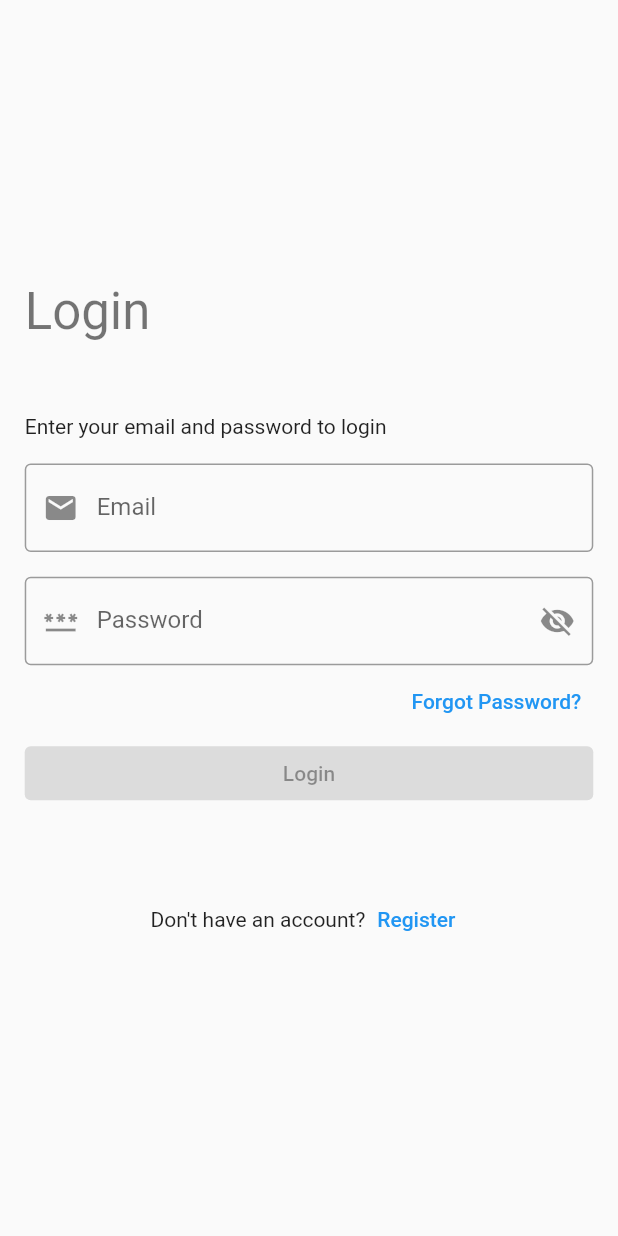
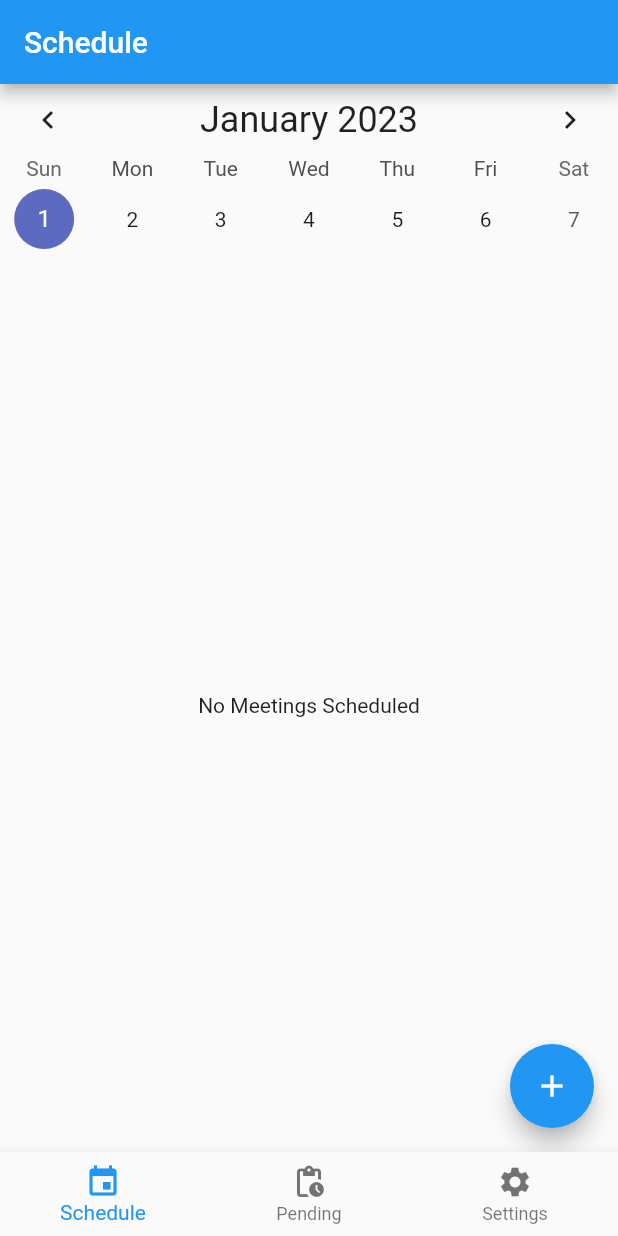
Before and after one commit to WinMeet/winmeet_mobile, a Flutter app: the screen it shows after launch, on a phone screen of 412 x 824 dp. Run offline on Flutter 3.47's test engine with Material 2 defaults, Android fonts, the phone set to English and light mode, and no system bars; drawn by our look-alikes of table_calendar; our stand-ins replace auto_route, bloc, flutter_bloc, freezed_annotation, get_it; generated files the repository leaves out were written again.

Commit message:
schedule view completed

```diff
--- a/lib/core/router/wrappers/scheduled_events_wrapper.dart
+++ b/lib/core/router/wrappers/pending_wrapper.dart
@@ -1,7 +1,7 @@
 import 'package:auto_route/auto_route.dart';
 import 'package:flutter/material.dart';
 
-class ScheduledEventsWrapper implements AutoRouteWrapper {
+class PendingWrapper implements AutoRouteWrapper {
   @override
   Widget wrappedRoute(BuildContext context) {
     return const AutoRouter();
--- a/lib/core/router/wrappers/home_wrapper.dart
+++ b/lib/core/router/wrappers/schedule_wrapper.dart
@@ -1,7 +1,7 @@
 import 'package:auto_route/auto_route.dart';
 import 'package:flutter/material.dart';
 
-class HomeWrapper implements AutoRouteWrapper {
+class ScheduleWrapper implements AutoRouteWrapper {
   @override
   Widget wrappedRoute(BuildContext context) {
     return const AutoRouter();
--- /dev/null
+++ b/lib/core/utility/calendar/calendar_utils.dart
@@ -0,0 +1,8 @@
+import 'package:table_calendar/table_calendar.dart';
+
+class CalendarUtils {
+  static DateTime kToday = DateTime.now();
+  static DateTime kFirstDay = DateTime(kToday.year - 1, kToday.month, kToday.day);
+  static DateTime kLastDay = DateTime(kToday.year + 1, kToday.month, kToday.day);
+  static CalendarFormat calendarFormat = CalendarFormat.week;
+}
--- a/lib/presentation/views/auth/forgot_password/forgot_password_view.dart
+++ b/lib/presentation/views/auth/forgot_password/forgot_password_view.dart
@@ -1,9 +1,9 @@
 import 'package:auto_route/auto_route.dart';
 import 'package:flutter/material.dart';
 import 'package:flutter_bloc/flutter_bloc.dart';
-import '../../../../core/extensions/context_extensions.dart';
 
 import '../../../../core/enums/form_status.dart';
+import '../../../../core/extensions/context_extensions.dart';
 import '../../../../core/router/app_router.gr.dart';
 import '../../../../locator.dart';
 import '../../../../logic/auth/forgot_password/forgot_password_bloc.dart';
@@ -40,6 +40,7 @@ class _ForgotPasswordViewBody extends StatelessWidget {
             ),
           );
         } else if (state.status == FormStatus.success) {
+          context.router.replace(const LoginRoute());
           ScaffoldMessenger.of(context).showSnackBar(
             const SnackBar(
               content: Text(
@@ -47,7 +48,6 @@ class _ForgotPasswordViewBody extends StatelessWidget {
               ),
             ),
           );
-          context.router.replace(const LoginRoute());
         }
       },
       child: Padding(
--- a/lib/presentation/views/auth/login/login_view.dart
+++ b/lib/presentation/views/auth/login/login_view.dart
@@ -1,9 +1,9 @@
 import 'package:auto_route/auto_route.dart';
 import 'package:flutter/material.dart';
 import 'package:flutter_bloc/flutter_bloc.dart';
-import '../../../../core/extensions/context_extensions.dart';
 
 import '../../../../core/enums/form_status.dart';
+import '../../../../core/extensions/context_extensions.dart';
 import '../../../../core/router/app_router.gr.dart';
 import '../../../../locator.dart';
 import '../../../../logic/auth/login/login_bloc.dart';
@@ -38,6 +38,8 @@ class _LoginViewBody extends StatelessWidget {
               content: Text(state.errorMessage.toString()),
             ),
           );
+        } else if (state.status == FormStatus.success) {
+          context.router.replace(const NavbarRouter());
         }
       },
       child: Padding(
--- a/lib/presentation/views/navbar/navbar_view.dart
+++ b/lib/presentation/views/navbar/navbar_view.dart
@@ -10,8 +10,8 @@ class NavbarView extends StatelessWidget {
   Widget build(BuildContext context) {
     return AutoTabsScaffold(
       routes: const [
-        HomeRouter(),
-        ScheduledEventsRouter(),
+        ScheduleRouter(),
+        PendingRouter(),
         SettingsRouter(),
       ],
       bottomNavigationBuilder: (_, tabsRouter) {
@@ -21,12 +21,12 @@ class NavbarView extends StatelessWidget {
           onTap: tabsRouter.setActiveIndex,
           items: const [
             BottomNavigationBarItem(
-              icon: Icon(Icons.home),
-              label: 'Home',
+              icon: Icon(Icons.event),
+              label: 'Schedule',
             ),
             BottomNavigationBarItem(
-              icon: Icon(Icons.event),
-              label: 'Scheduled Events',
+              icon: Icon(Icons.pending_actions),
+              label: 'Pending',
             ),
             BottomNavigationBarItem(
               icon: Icon(Icons.settings),
--- /dev/null
+++ b/lib/presentation/views/schedule/schedule_view.dart
@@ -0,0 +1,37 @@
+import 'package:flutter/material.dart';
+
+import '../../widgets/calendar/custom_table_calendar.dart';
+
+class ScheduleView extends StatefulWidget {
+  const ScheduleView({super.key});
+
+  @override
+  State<ScheduleView> createState() => _ScheduleViewState();
+}
+
+class _ScheduleViewState extends State<ScheduleView> {
+  @override
+  Widget build(BuildContext context) {
+    return Scaffold(
+      appBar: AppBar(
+        title: const Text("Schedule"),
+      ),
+      floatingActionButton: FloatingActionButton(
+        onPressed: () {},
+        child: const Icon(Icons.add),
+      ),
+      body: Column(
+        children: const [
+          CustomTableCalendar(),
+          Expanded(
+            child: Center(
+              child: Text(
+                "No Meetings Scheduled",
+              ),
+            ),
+          )
+        ],
+      ),
+    );
+  }
+}
--- /dev/null
+++ b/lib/presentation/widgets/calendar/custom_table_calendar.dart
@@ -0,0 +1,55 @@
+import 'package:flutter/material.dart';
+import 'package:table_calendar/table_calendar.dart';
+
+import '../../../core/extensions/context_extensions.dart';
+import '../../../core/utility/calendar/calendar_utils.dart';
+
+class CustomTableCalendar extends StatefulWidget {
+  const CustomTableCalendar({super.key});
+
+  @override
+  State<CustomTableCalendar> createState() => _CustomTableCalendarState();
+}
+
+class _CustomTableCalendarState extends State<CustomTableCalendar> {
+  CalendarFormat _calendarFormat = CalendarUtils.calendarFormat;
+  DateTime _focusedDay = CalendarUtils.kToday;
+  DateTime _selectedDay = CalendarUtils.kToday;
+  @override
+  Widget build(BuildContext context) {
+    return TableCalendar(
+      firstDay: CalendarUtils.kFirstDay,
+      lastDay: CalendarUtils.kLastDay,
+      focusedDay: _focusedDay,
+      calendarFormat: _calendarFormat,
+      availableCalendarFormats: const {
+        CalendarFormat.month: 'Month',
+        CalendarFormat.week: 'Week',
+      },
+      headerStyle: HeaderStyle(
+        headerMargin: EdgeInsets.zero,
+        headerPadding: EdgeInsets.zero,
+        titleCentered: true,
+        titleTextStyle: context.theme.textTheme.headline5!,
+        formatButtonVisible: false,
+      ),
+
+      // Use `selectedDayPredicate` to determine which day is currently selected.
+      selectedDayPredicate: (day) => isSameDay(_selectedDay, day),
+
+      onDaySelected: (selectedDay, focusedDay) {
+        if (!isSameDay(_selectedDay, selectedDay)) {
+          setState(() {
+            _selectedDay = selectedDay;
+            _focusedDay = focusedDay;
+          });
+        }
+      },
+      onFormatChanged: (format) {
+        if (_calendarFormat != format) {
+          setState(() => _calendarFormat = format);
+        }
+      },
+    );
+  }
+}
```
Also changed, not shown: lib/core/router/app_router.dart (+14 -16 lines), lib/presentation/views/auth/register/register_view.dart (+10 -1 lines), lib/presentation/views/home/home_view.dart (deleted, +0 -14 lines), lib/presentation/views/pending/pending.dart (added, +24 -0 lines), lib/presentation/views/scheduled_events/view/scheduled_events_view.dart (deleted, +0 -14 lines), pubspec.yaml (+8 -6 lines), lib/core/router/app_router.gr.dart, lib/presentation/views/settings/settings_view.dart (renamed from lib/presentation/views/settings/view/settings_view.dart), pubspec.lock.
